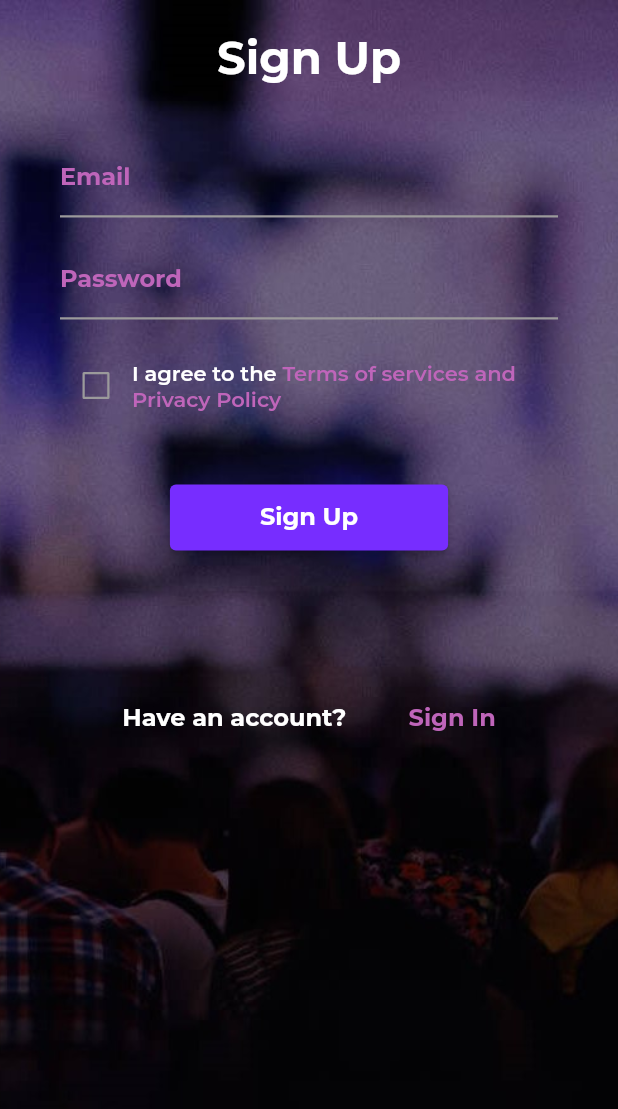
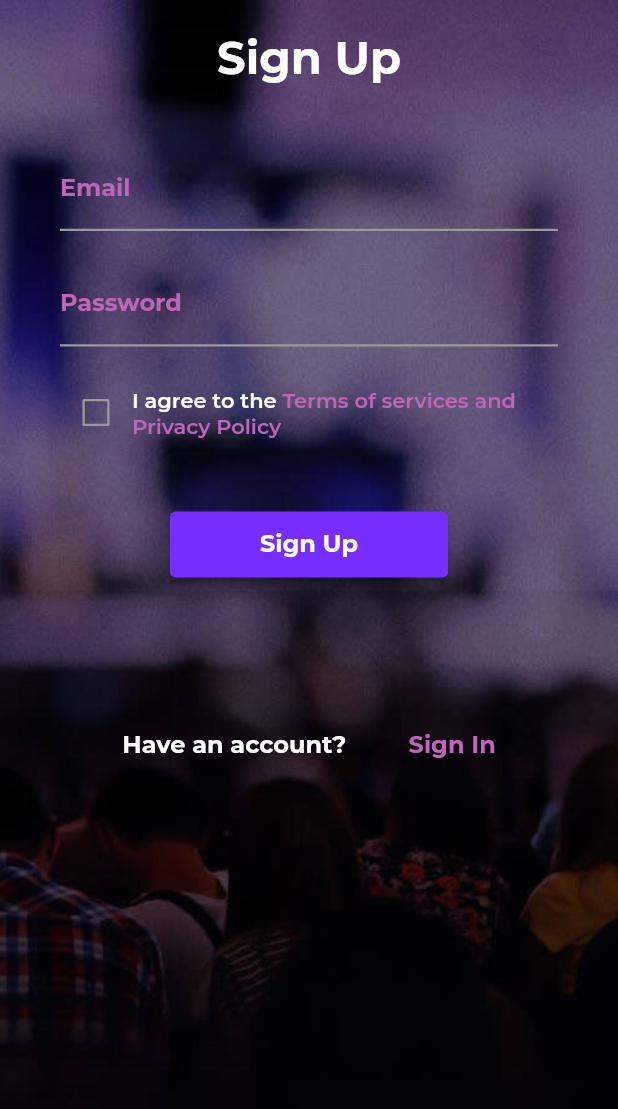
Before and after one commit to AIR-FOI-HR/AIR2204, a Flutter app: the screen it shows after launch, after a tap on "Sign Up", on a phone screen of 412 x 824 dp. Shown: the top 1109 px of the screen. Run offline on Flutter 3.47's test engine with Material 2 defaults, Android fonts, the phone set to English and light mode, and no system bars; our stand-ins replace cloud_firestore, email_validator, equatable, firebase_auth, firebase_core, flutter_bloc and 1 more; accounts and stored records are empty; network calls fail; project files that could hold a hidden picture were left out.

Commit message:
Minor design changes

```diff
--- a/lib/application/presentation/login_screen.dart
+++ b/lib/application/presentation/login_screen.dart
@@ -7,11 +7,8 @@ import '../../Utilities/utils.dart';
 import '../../main.dart';
 
 class LoginScreen extends StatefulWidget {
-  // final VoidCallback onClickedSignUp;
-
   const LoginScreen({
     Key? key,
-    // required this.onClickedSignUp,
   }) : super(key: key);
   @override
   State<LoginScreen> createState() => _LoginScreenState();
@@ -34,7 +31,7 @@ class _LoginScreenState extends State<LoginScreen> {
         body: Container(
           decoration: const BoxDecoration(
             image: DecorationImage(
-              image: AssetImage("images/backgrounds/background-cropped.jpg"),
+              image: AssetImage(MyIcons.authBackground),
               fit: BoxFit.cover,
             ),
           ),
@@ -68,9 +65,8 @@ class _LoginScreenState extends State<LoginScreen> {
                   cursorColor: MyColors.colorFFFFFF,
                   textInputAction: TextInputAction.next,
                   decoration: InputDecoration(
-                    hintText: 'Email',
-                    hintStyle: Theme.of(context).textTheme.bodyLarge!.copyWith(color: MyColors.colorFB65BA),
-                    contentPadding: const EdgeInsets.only(bottom: 5),
+                    labelText: 'Email',
+                    labelStyle: Theme.of(context).textTheme.bodyLarge!.copyWith(color: MyColors.colorFB65BA),
                     enabledBorder: const UnderlineInputBorder(
                       borderSide: BorderSide(width: 1.5, color: MyColors.color9B9A9B),
                     ),
@@ -85,18 +81,15 @@ class _LoginScreenState extends State<LoginScreen> {
                   cursorColor: MyColors.colorFFFFFF,
                   textInputAction: TextInputAction.done,
                   decoration: InputDecoration(
-                    hintText: 'Password',
-                    contentPadding: const EdgeInsets.only(bottom: 5),
-                    hintStyle: Theme.of(context).textTheme.bodyLarge!.copyWith(color: MyColors.colorFB65BA),
+                    labelText: 'Password',
+                    labelStyle: Theme.of(context).textTheme.bodyLarge!.copyWith(color: MyColors.colorFB65BA),
                     enabledBorder: const UnderlineInputBorder(
                       borderSide: BorderSide(width: 1.5, color: MyColors.color9B9A9B),
                     ),
                   ),
                   obscureText: true,
                 ),
-                const SizedBox(
-                  height: 40,
-                ),
+                const SizedBox(height: 40),
                 Center(
                   child: ElevatedButton(
                     style: ElevatedButton.styleFrom(
@@ -116,19 +109,22 @@ class _LoginScreenState extends State<LoginScreen> {
                   mainAxisAlignment: MainAxisAlignment.spaceEvenly,
                   children: [
                     GestureDetector(
-                      onTap: () => {},
+                      onTap: () => {
+                        //TODO: implement password reset
+                      },
                       child: Text(
                         'Forgot your password?',
-                        style: Theme.of(context).textTheme.bodyLarge,
+                        style: Theme.of(context).textTheme.bodyLarge!.copyWith(decoration: TextDecoration.underline),
                       ),
                     ),
                     GestureDetector(
                       onTap: () => {
                         Navigator.push(
-                            context,
-                            MaterialPageRoute(
-                              builder: (context) => const SignUpScreen(),
-                            ))
+                          context,
+                          MaterialPageRoute(
+                            builder: (context) => const SignUpScreen(),
+                          ),
+                        ),
                       },
                       child: Text(
                         'Sign Up',
--- a/lib/application/presentation/signup_screen.dart
+++ b/lib/application/presentation/signup_screen.dart
@@ -5,14 +5,12 @@ import 'package:firebase_auth/firebase_auth.dart';
 import 'package:flutter/gestures.dart';
 import 'package:flutter/material.dart';
 import '../../Utilities/utils.dart';
+import '../../constants/my_icons.dart';
 import '../../main.dart';
 
 class SignUpScreen extends StatefulWidget {
-  // final VoidCallback onClickedSignUp;
-
   const SignUpScreen({
     Key? key,
-    // required this.onClickedSignUp,
   }) : super(key: key);
   @override
   State<SignUpScreen> createState() => _SignUpScreenState();
@@ -38,7 +36,7 @@ class _SignUpScreenState extends State<SignUpScreen> {
       body: Container(
         decoration: const BoxDecoration(
           image: DecorationImage(
-            image: AssetImage("images/backgrounds/background-cropped.jpg"),
+            image: AssetImage(MyIcons.authBackground),
             fit: BoxFit.cover,
           ),
         ),
@@ -46,21 +44,30 @@ class _SignUpScreenState extends State<SignUpScreen> {
           padding: const EdgeInsets.only(left: 40, right: 40, bottom: 40),
           child: ListView(
             children: [
+              const SizedBox(height: 20),
+              Center(
+                child: Text(
+                  'Sign Up',
+                  style: Theme.of(context).textTheme.bodyLarge!.copyWith(fontSize: 30),
+                ),
+              ),
+              const SizedBox(height: 40),
               Form(
                 key: formKey,
                 child: Column(
                   children: [
-                    const SizedBox(
-                      height: 20,
-                    ),
-                    Center(
-                      child: Text(
-                        'Sign Up',
-                        style: Theme.of(context).textTheme.bodyLarge!.copyWith(fontSize: 30),
+                    TextFormField(
+                      controller: emailController,
+                      cursorHeight: 24,
+                      cursorColor: MyColors.colorFFFFFF,
+                      textInputAction: TextInputAction.next,
+                      decoration: InputDecoration(
+                        labelText: 'Email',
+                        labelStyle: Theme.of(context).textTheme.bodyLarge!.copyWith(color: MyColors.colorFB65BA),
+                        enabledBorder: const UnderlineInputBorder(
+                          borderSide: BorderSide(width: 1.5, color: MyColors.color9B9A9B),
+                        ),
                       ),
-                    ),
-                    const SizedBox(height: 40),
-                    TextFormField(
                       autovalidateMode: AutovalidateMode.onUserInteraction,
                       validator: ((value) {
                         if (value != null && !EmailValidator.validate(value)) {
@@ -69,23 +76,23 @@ class _SignUpScreenState extends State<SignUpScreen> {
                           return null;
                         }
                       }),
-                      controller: emailController,
-                      cursorHeight: 24,
-                      cursorColor: MyColors.colorFFFFFF,
-                      textInputAction: TextInputAction.next,
-                      decoration: InputDecoration(
-                        hintText: 'Email',
-                        hintStyle: Theme.of(context).textTheme.bodyLarge!.copyWith(color: MyColors.colorFB65BA),
-                        contentPadding: const EdgeInsets.only(bottom: 5),
-                        enabledBorder: const UnderlineInputBorder(
-                          borderSide: BorderSide(width: 1.5, color: MyColors.color9B9A9B),
-                        ),
-                      ),
                     ),
                     const SizedBox(
                       height: 20,
                     ),
                     TextFormField(
+                      controller: passwordController,
+                      cursorHeight: 24,
+                      cursorColor: MyColors.colorFFFFFF,
+                      textInputAction: TextInputAction.done,
+                      decoration: InputDecoration(
+                        labelText: 'Password',
+                        labelStyle: Theme.of(context).textTheme.bodyLarge!.copyWith(color: MyColors.colorFB65BA),
+                        enabledBorder: const UnderlineInputBorder(
+                          borderSide: BorderSide(width: 1.5, color: MyColors.color9B9A9B),
+                        ),
+                      ),
+                      obscureText: true,
                       autovalidateMode: AutovalidateMode.onUserInteraction,
                       validator: ((value) {
                         if (value != null && value.length < 6) {
@@ -94,19 +101,6 @@ class _SignUpScreenState extends State<SignUpScreen> {
                           return null;
                         }
                       }),
-                      controller: passwordController,
-                      cursorHeight: 24,
-                      cursorColor: MyColors.colorFFFFFF,
-                      textInputAction: TextInputAction.done,
-                      decoration: InputDecoration(
-                        hintText: 'Password',
-                        contentPadding: const EdgeInsets.only(bottom: 5),
-                        hintStyle: Theme.of(context).textTheme.bodyLarge!.copyWith(color: MyColors.colorFB65BA),
-                        enabledBorder: const UnderlineInputBorder(
-                          borderSide: BorderSide(width: 1.5, color: MyColors.color9B9A9B),
-                        ),
-                      ),
-                      obscureText: true,
                     ),
                     const SizedBox(
                       height: 20,
--- a/lib/constants/my_icons.dart
+++ b/lib/constants/my_icons.dart
@@ -15,4 +15,5 @@ class MyIcons {
   }
 
   static const String appIcon = 'images/icons/app_icon.png';
+  static const String authBackground = 'images/backgrounds/background-cropped.jpg';
 }
```
Also changed, not shown: lib/application/presentation/auth_widgets.dart (+46 -36 lines).
